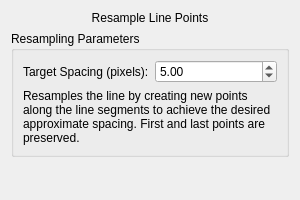
First picture: the form in src/WhiskerToolbox/DataTransform_Widget/Lines/LineResample_Widget/LineResample_Widget.ui, repository paulmthompson/WhiskerToolbox, before the edit.
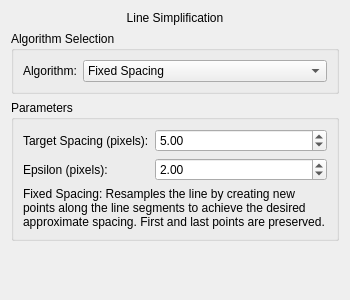
Second picture: the form after the edit.

Commit message: added douglas douglas-peucker algorithm for line simplification

Diff of the .ui file:
```diff
--- a/src/WhiskerToolbox/DataTransform_Widget/Lines/LineResample_Widget/LineResample_Widget.ui
+++ b/src/WhiskerToolbox/DataTransform_Widget/Lines/LineResample_Widget/LineResample_Widget.ui
@@ -6,8 +6,8 @@
    <rect>
     <x>0</x>
     <y>0</y>
-    <width>300</width>
-    <height>200</height>
+    <width>350</width>
+    <height>300</height>
    </rect>
   </property>
   <property name="windowTitle">
@@ -17,7 +17,7 @@
    <item>
     <widget class="QLabel" name="titleLabel">
      <property name="text">
-      <string>Resample Line Points</string>
+      <string>Line Simplification</string>
      </property>
      <property name="alignment">
       <set>Qt::AlignCenter</set>
@@ -27,10 +27,43 @@
      </property>
     </widget>
    </item>
+   <item>
+    <widget class="QGroupBox" name="algorithmGroupBox">
+     <property name="title">
+      <string>Algorithm Selection</string>
+     </property>
+     <layout class="QFormLayout" name="algorithmFormLayout">
+      <item row="0" column="0">
+       <widget class="QLabel" name="algorithmLabel">
+        <property name="text">
+         <string>Algorithm:</string>
+        </property>
+       </widget>
+      </item>
+      <item row="0" column="1">
+       <widget class="QComboBox" name="algorithmComboBox">
+        <property name="currentIndex">
+         <number>0</number>
+        </property>
+        <item>
+         <property name="text">
+          <string>Fixed Spacing</string>
+         </property>
+        </item>
+        <item>
+         <property name="text">
+          <string>Douglas-Peucker</string>
+         </property>
+        </item>
+       </widget>
+      </item>
+     </layout>
+    </widget>
+   </item>
    <item>
     <widget class="QGroupBox" name="paramsGroupBox">
      <property name="title">
-      <string>Resampling Parameters</string>
+      <string>Parameters</string>
      </property>
      <layout class="QFormLayout" name="formLayout">
       <item row="0" column="0">
@@ -56,10 +89,39 @@
         </property>
        </widget>
       </item>
-      <item row="1" column="0" colspan="2">
+      <item row="1" column="0">
+       <widget class="QLabel" name="epsilonLabel">
+        <property name="text">
+         <string>Epsilon (pixels):</string>
+        </property>
+        <property name="visible">
+         <bool>false</bool>
+        </property>
+       </widget>
+      </item>
+      <item row="1" column="1">
+       <widget class="QDoubleSpinBox" name="epsilonSpinBox">
+        <property name="minimum">
+         <double>0.1</double>
+        </property>
+        <property name="maximum">
+         <double>50.0</double>
+        </property>
+        <property name="singleStep">
+         <double>0.1</double>
+        </property>
+        <property name="value">
+         <double>2.0</double>
+        </property>
+        <property name="visible">
+         <bool>false</bool>
+        </property>
+       </widget>
+      </item>
+      <item row="2" column="0" colspan="2">
        <widget class="QLabel" name="descriptionLabel">
         <property name="text">
-         <string>Resamples the line by creating new points along the line segments to achieve the desired approximate spacing. First and last points are preserved.</string>
+         <string>Fixed Spacing: Resamples the line by creating new points along the line segments to achieve the desired approximate spacing. First and last points are preserved.</string>
         </property>
         <property name="wordWrap">
          <bool>true</bool>
```
Left out of the diff: 4 changed lines with no effect on the pictures. The commit also changes 7 other files.
